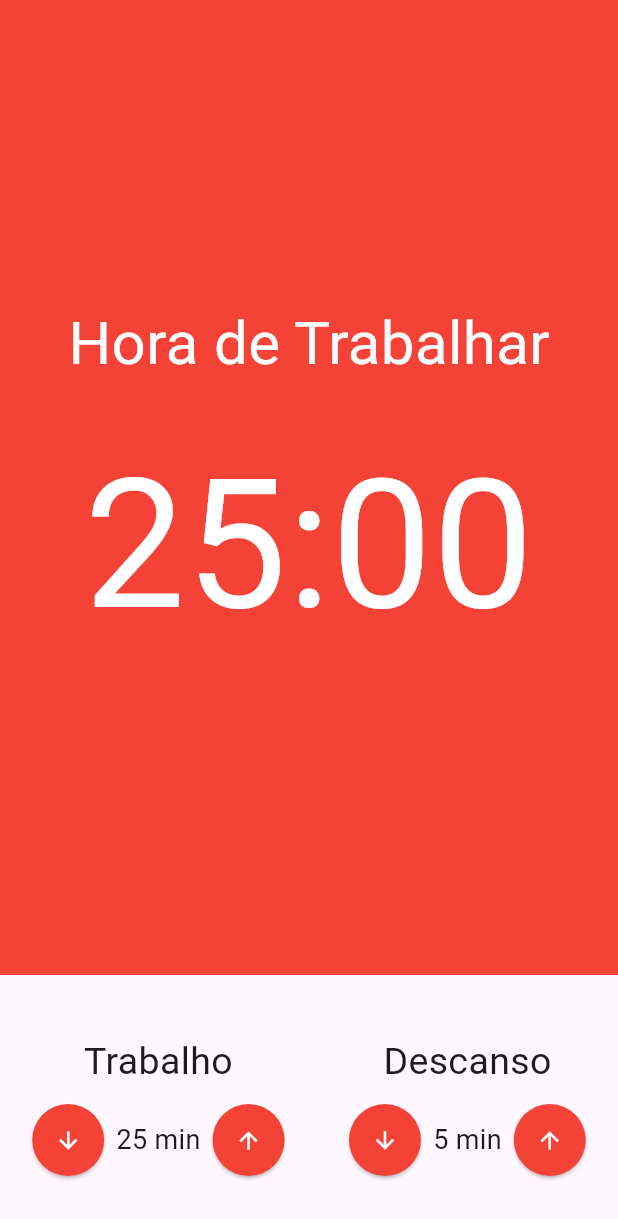
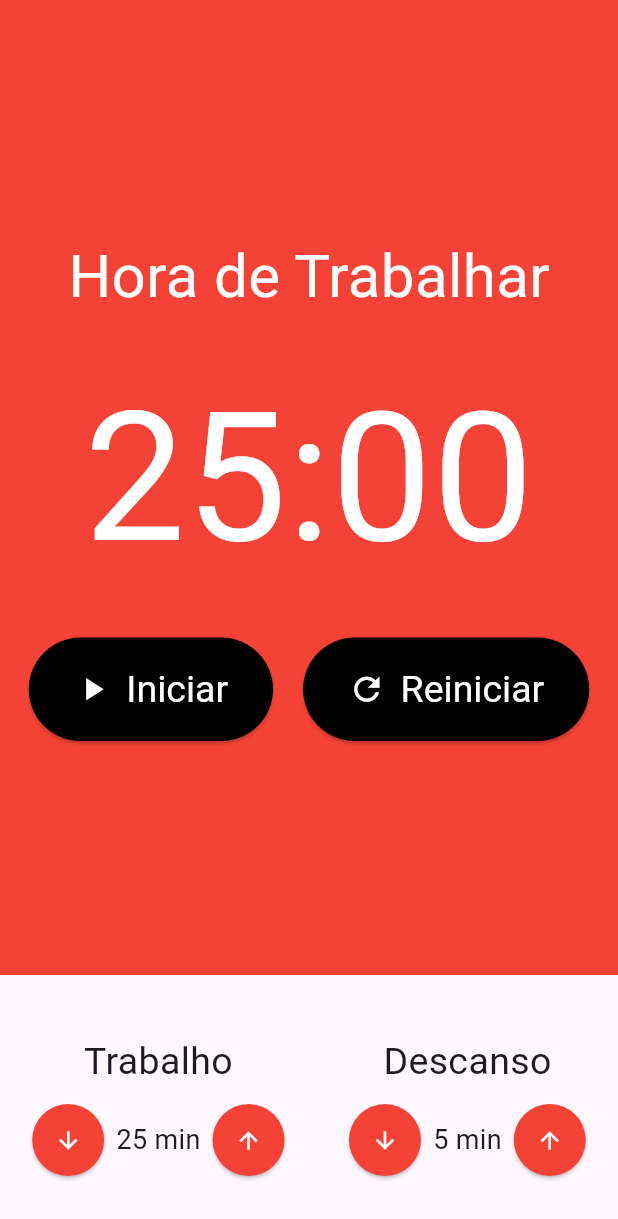
Before and after one commit to luisgs7/pomodoro-mobx, a Flutter app: the screen it shows after launch, on a phone screen of 412 x 824 dp. Shown: the top 1219 px of the screen. Run offline on Flutter 3.47's test engine with Material 3 defaults, Android fonts, the phone set to English and light mode, and no system bars; our stand-ins replace flutter_mobx, mobx; generated files the repository leaves out were written again.

Commit message:
aula 461

```diff
--- a/lib/components/Cronometro.dart
+++ b/lib/components/Cronometro.dart
@@ -1,4 +1,5 @@
 import 'package:flutter/material.dart';
+import 'package:pomodoro/components/cronometroBotao.dart';
 
 class Cronometro extends StatelessWidget {
   const Cronometro({super.key});
@@ -24,7 +25,34 @@ class Cronometro extends StatelessWidget {
               fontSize: 120,
               color: Colors.white,
             ),
-          )
+          ),
+          SizedBox(height: 20),
+          Row(
+            mainAxisAlignment: MainAxisAlignment.center,
+            children: [
+              Padding(
+                padding: EdgeInsets.only(right: 10),
+                child: CronometroBotao(
+                  texto: 'Iniciar',
+                  icone: Icons.play_arrow,
+                ),
+              ),
+              // Padding(
+              //   padding: EdgeInsets.only(right: 10),
+              //   child: CronometroBotao(
+              //     texto: 'Pausar',
+              //     icone: Icons.stop,
+              //   ),
+              // ),
+              Padding(
+                padding: EdgeInsets.only(left: 10),
+                child: CronometroBotao(
+                  texto: 'Reiniciar',
+                  icone: Icons.refresh,
+                ),
+              ),
+            ],
+          ),
         ],
       ),
     );
--- /dev/null
+++ b/lib/components/cronometroBotao.dart
@@ -0,0 +1,40 @@
+import 'package:flutter/material.dart';
+
+class CronometroBotao extends StatelessWidget {
+  final String texto;
+  final IconData icone;
+  const CronometroBotao({super.key, required this.texto, required this.icone});
+
+  @override
+  Widget build(BuildContext context) {
+    return ElevatedButton(
+      style: ElevatedButton.styleFrom(
+        backgroundColor: Colors.black,
+        padding: const EdgeInsets.symmetric(
+          horizontal: 30,
+          vertical: 20,
+        ),
+        textStyle: const TextStyle(
+          fontSize: 25,
+        ),
+      ),
+      onPressed: () {},
+      child: Row(
+        children: [
+          Padding(
+            padding: const EdgeInsets.only(right: 10),
+            child: Icon(
+              icone,
+              size: 25,
+              color: Colors.white,
+            ),
+          ),
+          Text(
+            texto,
+            style: const TextStyle(fontSize: 25, color: Colors.white),
+          ),
+        ],
+      ),
+    );
+  }
+}
```
